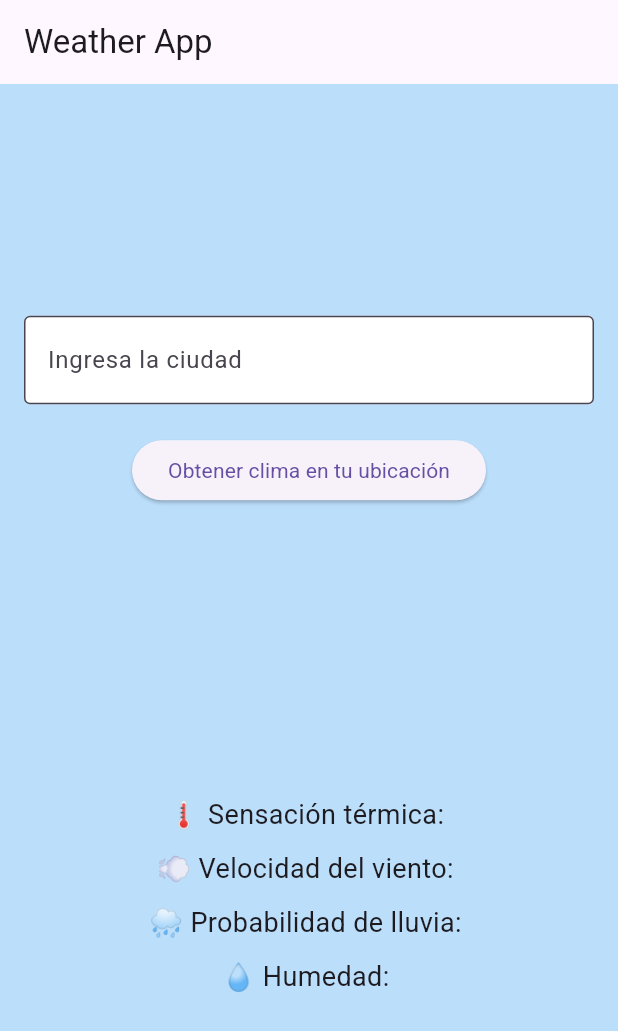
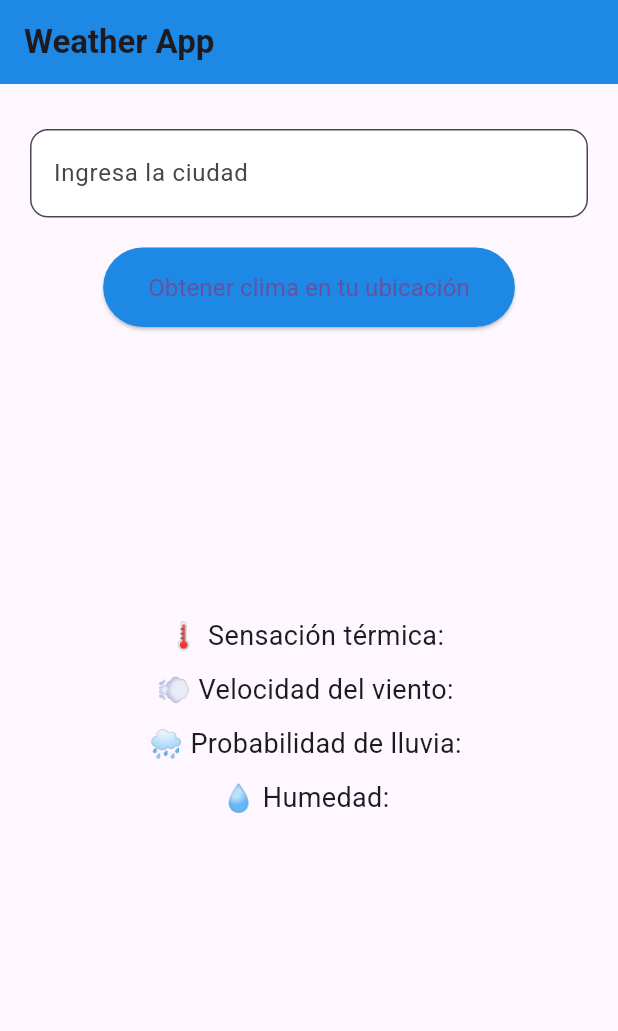
Before and after one commit to Shiroyasha1997/weather_app, a Flutter app: the screen it shows after launch, on a phone screen of 412 x 824 dp. Shown: the top 1031 px of the screen. Run offline on Flutter 3.47's test engine with Material 3 defaults, Android fonts, the phone set to English and light mode, and no system bars; our stand-ins replace geolocator.

Commit message:
se mejoro la interfaz dandole un aspecto mas minimalista

```diff
--- a/lib/main.dart
+++ b/lib/main.dart
@@ -44,7 +44,6 @@
   String _weatherIconUrl = '';
   bool _isLoading = false;
   bool _isLocationPermissionGranted = false;
-  Color _backgroundColor = Colors.blue.shade100;
   List<String> _suggestedCities = [];
   bool _showSuggestions = false;
 
@@ -246,28 +245,36 @@
   Widget build(BuildContext context) {
     return Scaffold(
       appBar: AppBar(
-        title: const Text('Weather App'),
+        title: const Text('Weather App', style: TextStyle(fontWeight: FontWeight.bold)),
+        backgroundColor: Colors.blue.shade600,
       ),
-      body: Container(
-        color: _backgroundColor,
-        padding: const EdgeInsets.symmetric(horizontal: 16.0, vertical: 24.0),
+      body: SingleChildScrollView(
+        padding: const EdgeInsets.symmetric(horizontal: 20.0, vertical: 30.0),
         child: Column(
-          mainAxisAlignment: MainAxisAlignment.center,
           children: [
             TextField(
               controller: _cityController,
-              decoration: const InputDecoration(
+              decoration: InputDecoration(
                 labelText: 'Ingresa la ciudad',
                 filled: true,
                 fillColor: Colors.white,
-                border: OutlineInputBorder(),
+                border: OutlineInputBorder(
+                  borderRadius: BorderRadius.circular(12),
+                  borderSide: BorderSide(color: Colors.blue.shade300),
+                ),
               ),
               textAlign: TextAlign.center,
               style: const TextStyle(fontSize: 18),
             ),
             if (_showSuggestions)
               Container(
+                margin: const EdgeInsets.only(top: 10),
                 height: 200,
+                decoration: BoxDecoration(
+                  borderRadius: BorderRadius.circular(12),
+                  color: Colors.white,
+                  boxShadow: [BoxShadow(color: Colors.black26, blurRadius: 4)],
+                ),
                 child: ListView.builder(
                   itemCount: _suggestedCities.length,
                   itemBuilder: (context, index) {
@@ -286,12 +293,19 @@
             const SizedBox(height: 20),
             ElevatedButton(
               onPressed: _getWeatherByLocation,
-              child: const Text('Obtener clima en tu ubicación'),
+              style: ElevatedButton.styleFrom(
+                padding: const EdgeInsets.symmetric(vertical: 15, horizontal: 30), backgroundColor: Colors.blue.shade600,
+                shape: RoundedRectangleBorder(
+                  borderRadius: BorderRadius.circular(30),
+                ),
+              ),
+              child: const Text('Obtener clima en tu ubicación', style: TextStyle(fontSize: 16)),
             ),
             const SizedBox(height: 30),
-            _isLoading
-                ? const CircularProgressIndicator()
-                : Column(
+            if (_isLoading)
+              const CircularProgressIndicator()
+            else
+              Column(
                 children: [
                   if (_weatherIconUrl.isNotEmpty)
                     Image.network(_weatherIconUrl, width: 80, height: 80),
@@ -321,6 +335,9 @@
   }
 
   Widget _buildDetailRow(String label, String value) {
-    return Padding(padding: const EdgeInsets.symmetric(vertical: 5), child: Text('$label $value', style: const TextStyle(fontSize: 18)));
+    return Padding(
+      padding: const EdgeInsets.symmetric(vertical: 5),
+      child: Text('$label $value', style: const TextStyle(fontSize: 18)),
+    );
   }
 }
```
Lines whose indentation alone changed are shown as unchanged.
